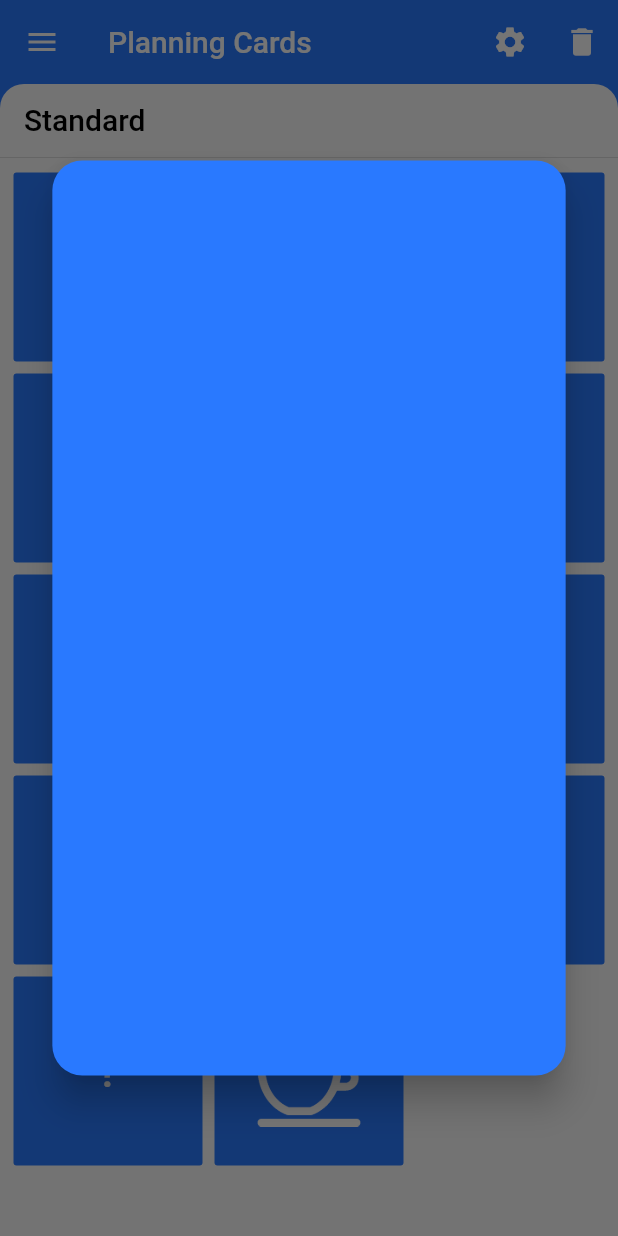
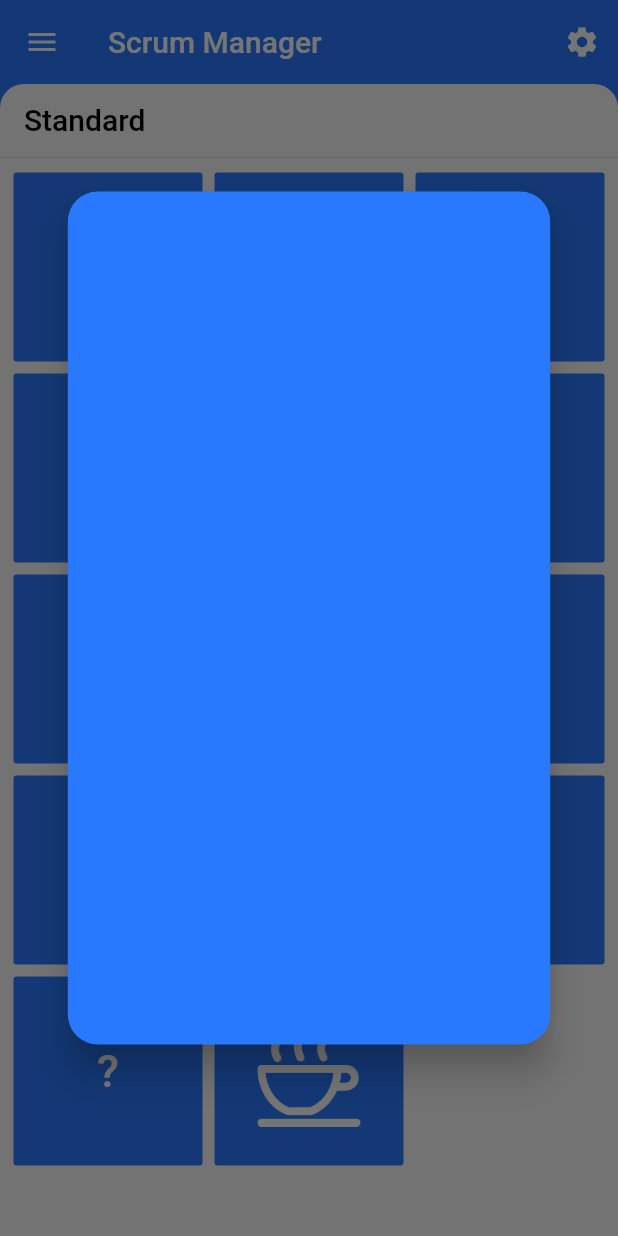
Before and after one commit to raphaelrochap/scrum_poker, a Flutter app: the screen it shows after launch, after a tap on "Fibonacci", after a tap on "Standard", after a tap on "T-Shirt", on a phone screen of 412 x 824 dp. Run offline on Flutter 3.47's test engine with Material 2 defaults, Android fonts, the phone set to English and light mode, and no system bars; drawn by our look-alikes of auto_size_text, flip_card; our stand-ins replace flutter_colorpicker.

Commit message:
Versão final

```diff
--- a/src/lib/pages/CartaEscolhida.dart
+++ b/src/lib/pages/CartaEscolhida.dart
@@ -23,22 +23,27 @@ class _CartaEscolhidaState extends State<CartaEscolhida> {
   Widget build(BuildContext context) {
     return FlipCard(
       speed: 500,
-      direction: FlipDirection.HORIZONTAL,
+      direction: retornarDirecaoVirada(context),
       front: mostrarCarta(' ', context, widget.corEscolhida, widget.corDaFonte),
-      back: mostrarCarta(widget.carta, context, widget.corEscolhida, widget.corDaFonte),
+      back: mostrarCarta(
+          widget.carta, context, widget.corEscolhida, widget.corDaFonte),
     );
   }
 
-  Widget mostrarCarta(String carta, BuildContext context, Color cor, Color corDafonte) {
+  Widget mostrarCarta(
+      String carta, BuildContext context, Color cor, Color corDafonte) {
     return Card(
-      shape: RoundedRectangleBorder(borderRadius: BorderRadius.circular(20.0),),
+      shape: RoundedRectangleBorder(
+        borderRadius: BorderRadius.circular(20.0),
+      ),
       elevation: 10,
       color: cor,
       child: Center(child: textoOuIcone(carta, 200, corDafonte, context)),
     );
   }
 
-  Widget textoOuIcone(String texto, double tamanhoFonte, Color corDafonte, BuildContext context) {
+  Widget textoOuIcone(String texto, double tamanhoFonte, Color corDafonte,
+      BuildContext context) {
     if (texto == 'assets/cafe.png') {
       var imagemCafe = AssetImage(texto);
       return Image(
@@ -61,3 +66,13 @@ class _CartaEscolhidaState extends State<CartaEscolhida> {
     }
   }
 }
+
+FlipDirection retornarDirecaoVirada(BuildContext context) {
+  var isPortrait = MediaQuery.of(context).orientation == Orientation.portrait;
+
+  if (isPortrait) {
+    return FlipDirection.HORIZONTAL;
+  } else {
+    return FlipDirection.VERTICAL;
+  }
+}
--- a/src/lib/pages/CartasScrumPoker.dart
+++ b/src/lib/pages/CartasScrumPoker.dart
@@ -3,16 +3,18 @@ import 'package:flutter/material.dart';
 import 'package:auto_size_text/auto_size_text.dart';
 import 'package:scrum_manager_lite/pages/CartaEscolhida.dart';
 import 'package:scrum_manager_lite/pages/PainelConfiguracao.dart';
-import 'package:scrum_manager_lite/pages/arquivo_configuracao.dart' as arquivo_configuracao;
+import 'package:scrum_manager_lite/pages/arquivo_configuracao.dart'
+    as arquivo_configuracao;
 import 'package:scrum_manager_lite/pages/AbaCarta.dart' as aba_carta;
 
 class CartasScrumPoker extends StatefulWidget {
   CartasScrumPokerState createState() => CartasScrumPokerState();
 }
 
-class CartasScrumPokerState extends State<CartasScrumPoker> with SingleTickerProviderStateMixin {
-
-  static final GlobalKey<ScaffoldState> scaffoldKey = GlobalKey<ScaffoldState>();
+class CartasScrumPokerState extends State<CartasScrumPoker>
+    with SingleTickerProviderStateMixin {
+  static final GlobalKey<ScaffoldState> scaffoldKey =
+      GlobalKey<ScaffoldState>();
   PersistentBottomSheetController<void> painelRodapeController;
   bool painelAtivo = false;
 
@@ -21,10 +23,7 @@ class CartasScrumPokerState extends State<CartasScrumPoker> with SingleTickerPro
     super.initState();
 
     controllerAnimacao = new AnimationController(
-      duration: const Duration(milliseconds: 100),
-      value: 100.0,
-      vsync: this
-    );
+        duration: const Duration(milliseconds: 100), value: 100.0, vsync: this);
   }
 
   void setStateClasseChamadora() {
@@ -48,7 +47,7 @@ class CartasScrumPokerState extends State<CartasScrumPoker> with SingleTickerPro
     } else {
       setState(() {
         if (painelRodapeController != null) painelRodapeController.close();
-          painelAtivo = false;
+        painelAtivo = false;
       });
     }
 
@@ -68,11 +67,12 @@ class CartasScrumPokerState extends State<CartasScrumPoker> with SingleTickerPro
   Animation<RelativeRect> _getPanelAnimation(BoxConstraints constraints) {
     final double height = constraints.biggest.height;
     final double top = height - 32.0;
-    final double bottom = - 32.0;
+    final double bottom = -32.0;
     return new RelativeRectTween(
       begin: new RelativeRect.fromLTRB(0.0, top, 0.0, bottom),
       end: new RelativeRect.fromLTRB(0.0, 0.0, 0.0, 0.0),
-    ).animate(new CurvedAnimation(parent: controllerAnimacao, curve: Curves.linear));
+    ).animate(
+        new CurvedAnimation(parent: controllerAnimacao, curve: Curves.linear));
   }
 
   @override
@@ -83,12 +83,14 @@ class CartasScrumPokerState extends State<CartasScrumPoker> with SingleTickerPro
 
   bool get painelVisivel {
     final AnimationStatus status = controllerAnimacao.status;
-    return status == AnimationStatus.completed || status == AnimationStatus.forward;
+    return status == AnimationStatus.completed ||
+        status == AnimationStatus.forward;
   }
 
   bool get backdropPanelVisible {
     final AnimationStatus status = controllerAnimacao.status;
-    return status == AnimationStatus.completed || status == AnimationStatus.forward;
+    return status == AnimationStatus.completed ||
+        status == AnimationStatus.forward;
   }
 
   final GlobalKey backdropKey = GlobalKey(debugLabel: 'Backdrop');
@@ -98,24 +100,27 @@ class CartasScrumPokerState extends State<CartasScrumPoker> with SingleTickerPro
   }
 
   double get backdropHeight {
-    final RenderBox renderBox = backdropKey.currentContext.findRenderObject() as RenderBox;
+    final RenderBox renderBox =
+        backdropKey.currentContext.findRenderObject() as RenderBox;
     return renderBox.size.height;
   }
 
   void controlaAtualizacaoDeslizePainel(DragUpdateDetails details) {
-    controllerAnimacao.value -= details.primaryDelta / (backdropHeight ?? details.primaryDelta);
+    controllerAnimacao.value -=
+        details.primaryDelta / (backdropHeight ?? details.primaryDelta);
   }
 
   void controlaDeslizeParaIrInicioOuFim(DragEndDetails details) {
-    final double flingVelocity = details.velocity.pixelsPerSecond.dy / backdropHeight;
+    final double flingVelocity =
+        details.velocity.pixelsPerSecond.dy / backdropHeight;
 
     if (flingVelocity < 0.0)
       controllerAnimacao.fling(velocity: math.max(0.1, flingVelocity));
+    else if (flingVelocity > 0.0)
+      controllerAnimacao.fling(velocity: math.min(-0.1, -flingVelocity));
     else
-      if (flingVelocity > 0.0)
-        controllerAnimacao.fling(velocity: math.min(-0.1, -flingVelocity));
-      else
-        controllerAnimacao.fling(velocity: controllerAnimacao.value < 1.5 ? -0.1 : 0.1);
+      controllerAnimacao.fling(
+          velocity: controllerAnimacao.value < 1.5 ? -0.1 : 0.1);
   }
 
   void changeColor(Color cor) {
@@ -142,28 +147,20 @@ class CartasScrumPokerState extends State<CartasScrumPoker> with SingleTickerPro
             color: arquivo_configuracao.fonteNecessaria(),
           ),
         ),
-        title: Text('Planning Cards',
+        title: Text(
+          'Scrum Manager',
           style: TextStyle(
             color: arquivo_configuracao.fonteNecessaria(),
           ),
         ),
-        backgroundColor: Color(arquivo_configuracao.listaConfiguracoes['corTema']),
+        backgroundColor:
+            Color(arquivo_configuracao.listaConfiguracoes['corTema']),
         actions: <Widget>[
           IconButton(
             icon: Icon(Icons.settings),
             color: arquivo_configuracao.fonteNecessaria(),
             onPressed: _mostrarPainelConfiguracao,
           ),
-
-          IconButton(
-            icon: Icon(Icons.delete),
-            color: arquivo_configuracao.fonteNecessaria(),
-            onPressed: (){
-              arquivo_configuracao.excluirArquivo();
-            },
-          ),
-
-
         ],
       ),
       body: LayoutBuilder(
@@ -183,8 +180,9 @@ class CartasScrumPokerState extends State<CartasScrumPoker> with SingleTickerPro
       });
     }
 
-  final List<Widget> backdropItems = aba_carta.listaTipoCarta.map<Widget>((aba_carta.AbaCarta category) {
-    final bool selected = category == abaVisivel;
+    final List<Widget> backdropItems =
+        aba_carta.listaTipoCarta.map<Widget>((aba_carta.AbaCarta category) {
+      final bool selected = category == abaVisivel;
       return Padding(
         padding: const EdgeInsets.all(3),
         child: Material(
@@ -256,7 +254,8 @@ class CartasScrumPokerState extends State<CartasScrumPoker> with SingleTickerPro
   }
 }
 
-Widget listaCartas(List<String> lista, int qtcolunas, Color cor, BuildContext context) {
+Widget listaCartas(
+    List<String> lista, int qtcolunas, Color cor, BuildContext context) {
   return GridView.count(
     crossAxisCount: qtcolunas,
     padding: EdgeInsets.all(5.0),
@@ -272,8 +271,8 @@ Widget listaCartas(List<String> lista, int qtcolunas, Color cor, BuildContext co
                     context: context,
                     builder: (_) => Center(
                             child: Container(
-                          width: (MediaQuery.of(context).size.width * 0.85),
-                          height: (MediaQuery.of(context).size.height * 0.75),
+                          width: (MediaQuery.of(context).size.width * 0.80),
+                          height: (MediaQuery.of(context).size.height * 0.7),
                           child: CartaEscolhida(
                             carta: data,
                             corEscolhida: cor,
--- a/src/lib/pages/arquivo_configuracao.dart
+++ b/src/lib/pages/arquivo_configuracao.dart
@@ -6,65 +6,56 @@ import 'package:path_provider/path_provider.dart';
 
 Map<String, dynamic> listaConfiguracoes;
 
-// Map<String, dynamic> listaConfiguracoesPadrao = {
-//   "tamanhoFonte": 30.0,
-//   "corFonte": (Colors.black).value,
-//   "corTema": (Colors.blueAccent[400]).value,
-//   "usuarioEscolheu": false
-// };
-
 Map<String, dynamic> listaConfiguracoesPadrao() {
-  // Map<String, dynamic> lalal =
   return {
-  "tamanhoFonte": 30.0,
-  "corFonte": (Colors.black).value,
-  "corTema": (Colors.blueAccent[400]).value,
-  "usuarioEscolheu": false};
-
-  // return lalal;
+    "tamanhoFonte": 30.0,
+    "corFonte": (Colors.black).value,
+    "corTema": (Colors.blueAccent[400]).value,
+    "usuarioEscolheu": false
+  };
 }
 
 Color fonteNecessaria() {
   if (!listaConfiguracoes['usuarioEscolheu'])
-    return useWhiteForeground(Color(listaConfiguracoes['corTema'])) ? Colors.white : Colors.black;
+    return useWhiteForeground(Color(listaConfiguracoes['corTema']))
+        ? Colors.white
+        : Colors.black;
   else
     return Color(listaConfiguracoes['corFonte']);
 }
 
-Future restaurarPadrao() async{
+Future restaurarPadrao() async {
   final diretorio = await getApplicationDocumentsDirectory();
   bool arquivoExiste;
   arquivoExiste = false;
   arquivoExiste = await File("${diretorio.path}/data.json").exists();
 
-  if (arquivoExiste)
-    await excluirArquivo();
+  if (arquivoExiste) await excluirArquivo();
 
   listaConfiguracoes = listaConfiguracoesPadrao();
   print('chegou aqui');
 }
 
-Future excluirArquivo() async{
+Future excluirArquivo() async {
   final diretorio = await getApplicationDocumentsDirectory();
   await File("${diretorio.path}/data.json").delete();
 }
 
-Future<File> retornaArquivo() async{
+Future<File> retornaArquivo() async {
   final diretorio = await getApplicationDocumentsDirectory();
   return File("${diretorio.path}/data.json");
 }
 
-Future<String> lerDadosArquivo() async{
-  try{
+Future<String> lerDadosArquivo() async {
+  try {
     final file = await retornaArquivo();
     return file.readAsString();
-  }
-  catch (e){
+  } catch (e) {
     return null;
   }
 }
 
-Future saveData(dynamic arquivoDeConfiguracao) async{
+Future saveData(dynamic arquivoDeConfiguracao) async {
   String data = json.encode(arquivoDeConfiguracao);
 
   final file = await retornaArquivo();
@@ -72,15 +63,14 @@ Future saveData(dynamic arquivoDeConfiguracao) async{
 }
 
 Future lerArquivo() async {
-    await lerDadosArquivo().then((data){
-      listaConfiguracoes = json.decode(data);
-    });
+  await lerDadosArquivo().then((data) {
+    listaConfiguracoes = json.decode(data);
+  });
 }
 
 Future abrirArquivo() async {
   final diretorio = await getApplicationDocumentsDirectory();
   bool arquivoExiste = await File("${diretorio.path}/data.json").exists();
 
-  if (!arquivoExiste)
-    saveData(listaConfiguracoesPadrao());
+  if (!arquivoExiste) saveData(listaConfiguracoesPadrao());
 }
--- a/src/pubspec.yaml
+++ b/src/pubspec.yaml
@@ -17,7 +17,7 @@ environment:
   sdk: ">=2.1.0 <3.0.0"
 
 dependencies:
-  flutter_launcher_icons: ^0.7.3
+  flutter_launcher_icons: ^0.8.1
   flip_card: ^0.4.1
   flutter_colorpicker: ^0.3.2
   auto_size_text: ^2.1.0
@@ -83,4 +83,4 @@ flutter:
 flutter_icons:
   android: "launcher_icon"
   ios: true
-  image_path: "assets/icone.png"
+  image_path: "assets/icone4.png"
```
Also changed, not shown: src/pubspec.lock, 23 other files.
